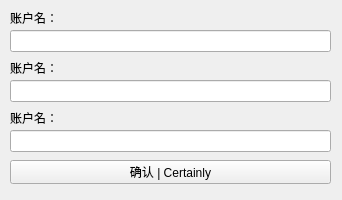
Old version of the form pages/RegisterWindow.ui in the repository Wakana-0/TeachConnect-neo.
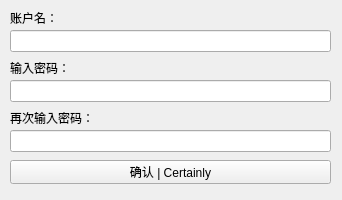
New version of the form.

Commit message: feat: 完善主界面

Patch:
```diff
--- a/pages/RegisterWindow.ui
+++ b/pages/RegisterWindow.ui
@@ -54,12 +54,12 @@
     <rect>
      <x>10</x>
      <y>60</y>
-     <width>54</width>
+     <width>131</width>
      <height>16</height>
     </rect>
    </property>
    <property name="text">
-    <string>账户名：</string>
+    <string>输入密码：</string>
    </property>
   </widget>
   <widget class="QLineEdit" name="password_lineEdit">
@@ -77,12 +77,12 @@
     <rect>
      <x>10</x>
      <y>110</y>
-     <width>54</width>
+     <width>111</width>
      <height>16</height>
     </rect>
    </property>
    <property name="text">
-    <string>账户名：</string>
+    <string>再次输入密码：</string>
    </property>
   </widget>
   <widget class="QLineEdit" name="repassword_lineEdit">
```
Left out of the diff: 8 changed lines with no effect on the pictures. The commit also changes 6 other files.
